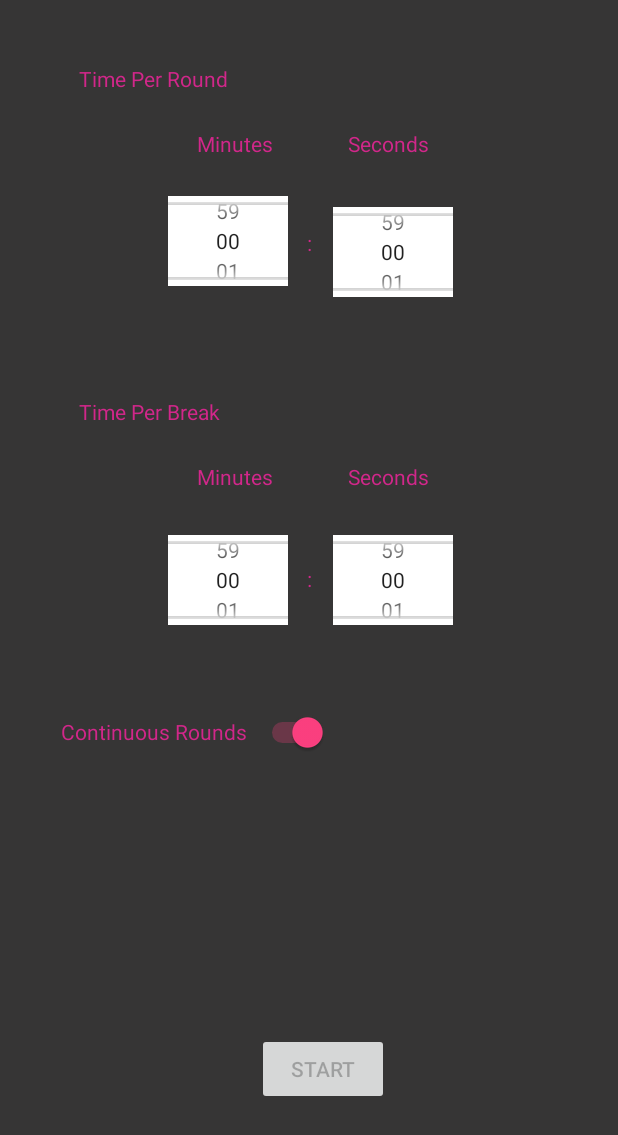
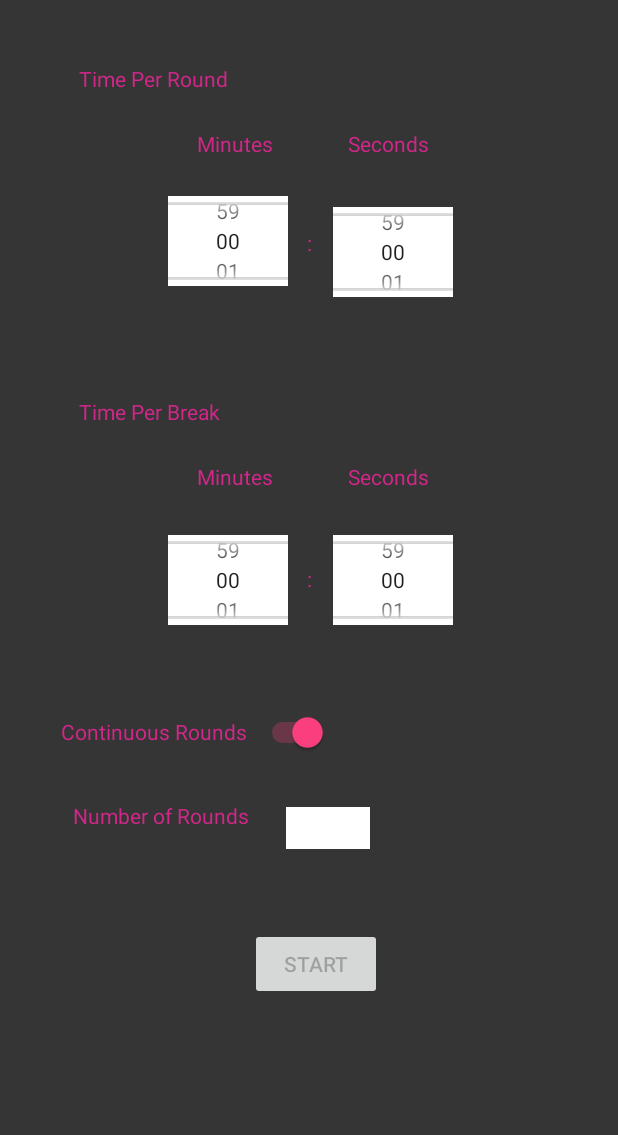
Before and after one commit to apanisales/IntervalTimer, an Android app: the screen it shows after launch (MainActivity), on a phone screen of 412 x 824 dp, the part 101-1236 px from its top. Run offline under Robolectric (Android 15) with nearby library versions, the phone set to English and light mode, and no system bars.

Commit message:
Added listeners for the NumberPickers, EditText, and Switch that help figure out whether to enable or disable the start button. More progress was done on specificRoundsEditText.

```diff
--- a/app/build.gradle
+++ b/app/build.gradle
@@ -5,7 +5,7 @@ android {
     buildToolsVersion '27.0.3'
     defaultConfig {
         applicationId "com.anthonypanisales.intervaltimer"
-        minSdkVersion 15
+        minSdkVersion 17
         targetSdkVersion 27
         versionCode 1
         versionName "1.0"
--- a/app/src/main/java/com/anthonypanisales/intervaltimer/MainActivity.java
+++ b/app/src/main/java/com/anthonypanisales/intervaltimer/MainActivity.java
@@ -3,8 +3,11 @@ package com.anthonypanisales.intervaltimer;
 import android.content.Intent;
 import android.os.Bundle;
 import android.support.v7.app.AppCompatActivity;
+import android.text.Editable;
+import android.text.TextWatcher;
 import android.view.View;
 import android.widget.Button;
+import android.widget.CompoundButton;
 import android.widget.EditText;
 import android.widget.NumberPicker;
 import android.widget.Switch;
@@ -16,20 +19,55 @@ import java.util.Locale;
 public class MainActivity extends AppCompatActivity implements NumberPicker.OnValueChangeListener {
 
     private NumberPicker roundMinsPicker, roundSecsPicker, breakMinsPicker, breakSecsPicker;
-    private int roundMins, roundSecs, breakMins, breakSecs;
+    private int roundMins, roundSecs, breakMins, breakSecs, rounds;
     private EditText specificRoundsEditText;
     private Switch roundsSwitch;
     private Button startButton;
 
     public void onValueChange(NumberPicker picker, int oldVal, int newVal) {
-        // TODO: Disable start button if invalid values
         roundMins = roundMinsPicker.getValue();
         roundSecs = roundSecsPicker.getValue();
         breakMins = breakMinsPicker.getValue();
         breakSecs = breakSecsPicker.getValue();
 
-        startButton.setEnabled(roundSecs != 0 && breakSecs != 0);
+        if (roundsSwitch.isChecked())
+            startButton.setEnabled(roundSecs != 0 && breakSecs != 0);
+        else
+            startButton.setEnabled(roundSecs != 0 && breakSecs != 0 && rounds != 0);
     }
+
+    private TextWatcher roundsTextWatcher = new TextWatcher() {
+        @Override
+        public void beforeTextChanged(CharSequence s, int start, int count, int after) {
+
+        }
+
+        @Override
+        public void onTextChanged(CharSequence s, int start, int before, int count) {
+            String roundInput = specificRoundsEditText.getText().toString();
+
+            if (!roundInput.equals("")) {
+                rounds = Integer.parseInt(roundInput);
+                startButton.setEnabled(roundSecs != 0 && breakSecs != 0 && rounds != 0);
+            } else {
+                startButton.setEnabled(false);
+            }
+        }
+
+        @Override
+        public void afterTextChanged(Editable s) {
+
+        }
+    };
+
+    private CompoundButton.OnCheckedChangeListener roundsSwitchListener = new CompoundButton.OnCheckedChangeListener() {
+        public void onCheckedChanged(CompoundButton buttonView, boolean isChecked) {
+            if (isChecked)
+                startButton.setEnabled(roundSecs != 0 && breakSecs != 0);
+            else
+                startButton.setEnabled(roundSecs != 0 && breakSecs != 0 && rounds != 0);
+        }
+    };
 
     @Override
     protected void onCreate(Bundle savedInstanceState) {
@@ -69,25 +107,26 @@ public class MainActivity extends AppCompatActivity implements NumberPicker.OnVa
         breakSecsPicker.setOnValueChangedListener(this);
 
         roundsSwitch = findViewById(R.id.roundsSwitch);
+        roundsSwitch.setOnCheckedChangeListener(roundsSwitchListener);
 
         startButton = findViewById(R.id.startButton);
 
-//        specificRounds = findViewById(R.id.specificRounds);
+        specificRoundsEditText = findViewById(R.id.specificRounds);
+        specificRoundsEditText.addTextChangedListener(roundsTextWatcher);
 
         if (!roundsSwitch.isChecked()) {
             // TODO: Ask user for specific number of rounds
-            // TODO: Show specificRounds
+                // TODO: Show specificRounds
         }
 
         // TODO: Get continuous or certain number of rounds
+        // TODO: Add Switch listener (CompoundButton.OnCheckedChangeListener)
     }
 
     // Start button
     public void onButtonTap(View v) {
-        // TODO: If user enters 0, display an error message
-//        int rounds = Integer.parseInt(specificRounds.getText());
 
-        int rounds = 3;
+//        rounds = 3;
         Intent roundIntent = new Intent(MainActivity.this, RoundTimerActivity.class);
         roundIntent.putExtra("roundMins", roundMins);
         roundIntent.putExtra("roundSecs", roundSecs);
@@ -97,7 +136,7 @@ public class MainActivity extends AppCompatActivity implements NumberPicker.OnVa
         roundIntent.putExtra("currentRound", 1);
 
         if (roundsSwitch.isChecked())
-            roundIntent.putExtra("rounds", -1);
+            roundIntent.putExtra("rounds", "infinite");
         else
             roundIntent.putExtra("rounds", rounds);
 
--- a/app/src/main/res/layout-port/activity_main.xml
+++ b/app/src/main/res/layout-port/activity_main.xml
@@ -244,15 +244,15 @@
             android:layout_marginLeft="8dp"
             android:layout_marginRight="8dp"
             android:layout_marginTop="8dp"
+            android:enabled="false"
             android:onClick="onButtonTap"
             android:text="Start"
             app:layout_constraintBottom_toBottomOf="parent"
-            app:layout_constraintHorizontal_bias="0.531"
+            app:layout_constraintHorizontal_bias="0.515"
             app:layout_constraintLeft_toLeftOf="parent"
             app:layout_constraintRight_toRightOf="parent"
             app:layout_constraintTop_toTopOf="parent"
-            app:layout_constraintVertical_bias="0.984"
-            android:enabled="false"/>
+            app:layout_constraintVertical_bias="0.892" />
 
         <Switch
             android:id="@+id/roundsSwitch"
@@ -275,6 +275,42 @@
             app:layout_constraintVertical_bias="0.685"
             tools:checked="true" />
 
+        <EditText
+            android:id="@+id/specificRounds"
+            android:layout_width="56dp"
+            android:layout_height="28dp"
+            android:layout_marginBottom="8dp"
+            android:layout_marginEnd="8dp"
+            android:layout_marginStart="8dp"
+            android:layout_marginTop="8dp"
+            android:background="@color/main_activity_editText"
+            android:ems="10"
+            android:inputType="number"
+            android:label="Number of rounds"
+            app:layout_constraintBottom_toBottomOf="parent"
+            app:layout_constraintEnd_toEndOf="parent"
+            app:layout_constraintHorizontal_bias="0.538"
+            app:layout_constraintStart_toStartOf="parent"
+            app:layout_constraintTop_toTopOf="parent"
+            app:layout_constraintVertical_bias="0.766" />
+
+        <TextView
+            android:id="@+id/textView3"
+            android:layout_width="122dp"
+            android:layout_height="17dp"
+            android:layout_marginBottom="8dp"
+            android:layout_marginEnd="8dp"
+            android:layout_marginStart="8dp"
+            android:layout_marginTop="8dp"
+            android:text="Number of Rounds"
+            android:textColor="@color/main_activity_text"
+            app:layout_constraintBottom_toBottomOf="parent"
+            app:layout_constraintEnd_toEndOf="parent"
+            app:layout_constraintHorizontal_bias="0.148"
+            app:layout_constraintStart_toStartOf="parent"
+            app:layout_constraintTop_toTopOf="parent"
+            app:layout_constraintVertical_bias="0.75" />
+
     </android.support.constraint.ConstraintLayout>
 
 
```
